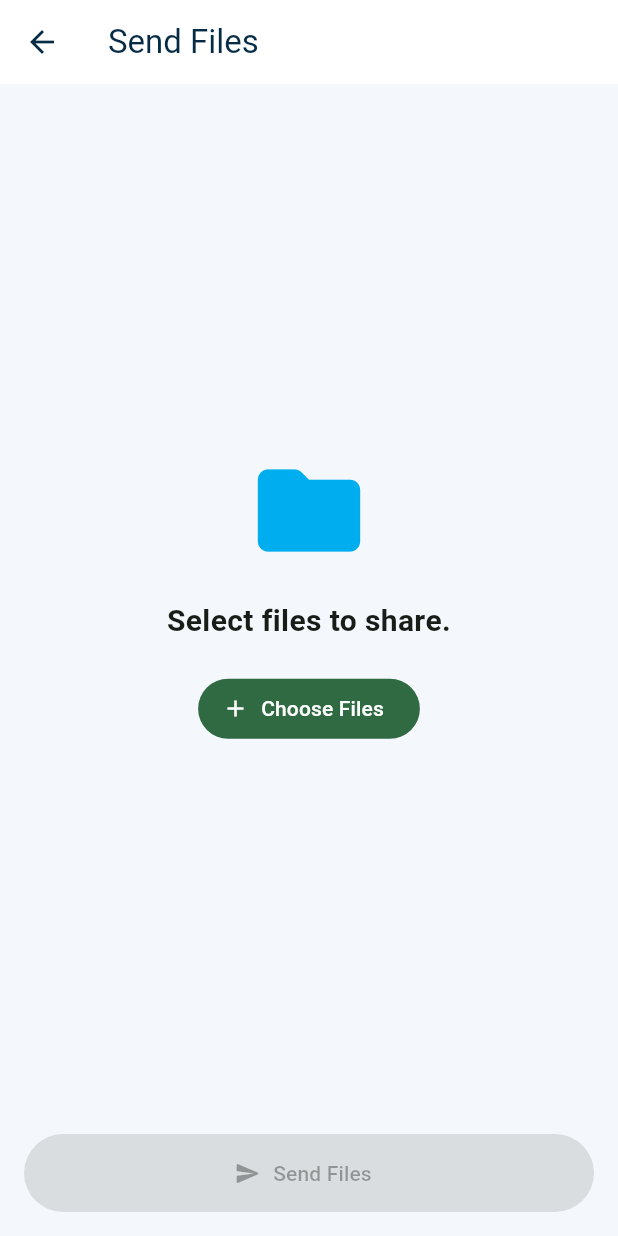
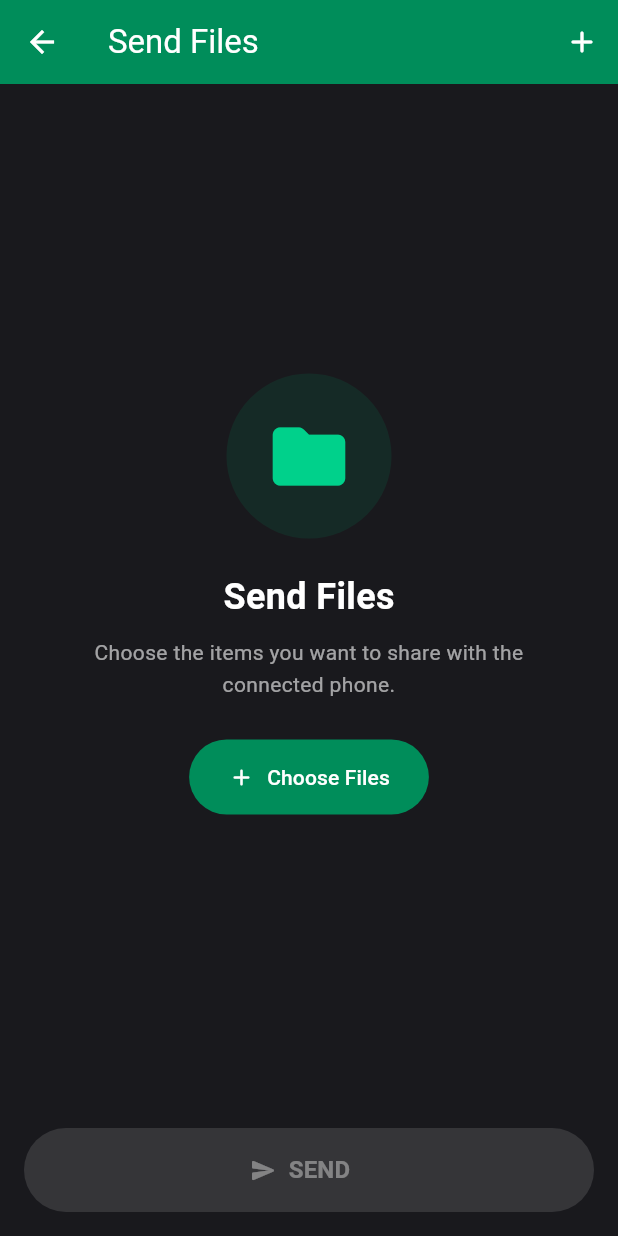
Before and after one commit to powerfannetwork-hub/MAFX-SHARE, a Flutter app: the SendScreen screen opened directly with empty values, after a tap on "Choose Files", on a phone screen of 412 x 824 dp. Run offline on Flutter 3.47's test engine with Material 3 defaults, Android fonts, the phone set to English and light mode, and no system bars; our stand-ins replace file_picker, qr_flutter, shared_preferences; missing offline and left inert: mobile_scanner; accounts and stored records are empty.

Commit message:
Refactor SendScreen for better file management
Refactor SendScreen for improved readability and functionality. Update file handling logic, UI elements, and state management for file selection and sending.

```diff
--- a/lib/screens/send_screen.dart
+++ b/lib/screens/send_screen.dart
@@ -1,3 +1,5 @@
+import 'dart:io';
+
 import 'package:file_picker/file_picker.dart';
 import 'package:flutter/material.dart';
 
@@ -20,185 +22,171 @@ class SendScreen extends StatefulWidget {
 }
 
 class _SendScreenState extends State<SendScreen> {
+  static const Color green = Color(0xFF008D5A);
+  static const Color accent = Color(0xFF00D18B);
+  static const Color background = Color(0xFF19191D);
+  static const Color surface = Color(0xFF29292F);
+
   final TransferService _transferService = TransferService.instance;
 
-  List<PlatformFile> _files = [];
+  final List<PlatformFile> _files = [];
 
-  bool _isPicking = false;
-  bool _isSending = false;
+  bool _picking = false;
+  bool _sending = false;
 
+  int _currentIndex = 0;
   int _sentCount = 0;
   int _failedCount = 0;
 
   String get _category =>
-      widget.category?.trim().toLowerCase() ?? 'files';
+      widget.category?.toLowerCase().trim() ?? 'files';
 
-  String get _screenTitle {
-    if (widget.category == null) {
+  String get _title {
+    switch (_category) {
+      case 'apps':
+        return 'Send Apps';
+      case 'photos':
+        return 'Send Photos';
+      case 'videos':
+        return 'Send Videos';
+      case 'music':
+        return 'Send Music';
+      default:
         return 'Send Files';
     }
-
-    return 'Send ${widget.category}';
   }
 
   IconData get _categoryIcon {
     switch (_category) {
+      case 'apps':
+        return Icons.apps_rounded;
       case 'photos':
         return Icons.photo_library_rounded;
       case 'videos':
         return Icons.video_library_rounded;
       case 'music':
         return Icons.music_note_rounded;
-      case 'apps':
-        return Icons.apps_rounded;
       default:
         return Icons.folder_rounded;
     }
   }
 
-  List<String> get _allowedExtensions {
+  List<String>? get _extensions {
     switch (_category) {
       case 'photos':
         return [
-          'jpg',
-          'jpeg',
-          'png',
-          'gif',
-          'webp',
-          'bmp',
-          'heic',
-          'heif',
-          'tif',
-          'tiff',
+          'jpg', 'jpeg', 'png', 'gif', 'webp',
+          'bmp', 'heic', 'heif',
         ];
-
       case 'videos':
         return [
-          'mp4',
-          'm4v',
-          'mov',
-          'avi',
-          'mkv',
-          'webm',
-          '3gp',
-          'mpeg',
-          'mpg',
+          'mp4', 'm4v', 'mov', 'avi', 'mkv',
+          'webm', '3gp', 'mpeg', 'mpg',
         ];
-
       case 'music':
         return [
-          'mp3',
-          'm4a',
-          'aac',
-          'wav',
-          'ogg',
-          'flac',
-          'wma',
-          'opus',
-          'amr',
+          'mp3', 'm4a', 'aac', 'wav', 'ogg',
+          'flac', 'wma', 'opus', 'amr',
         ];
-
       case 'apps':
-        return [
-          'apk',
-          'xapk',
-          'apks',
-        ];
-
+        return ['apk', 'xapk', 'apks'];
       default:
-        return [];
+        return null;
     }
   }
 
+  int get _totalBytes =>
+      _files.fold(0, (total, file) => total + file.size);
+
+  double get _progress {
+    if (_files.isEmpty) return 0;
+
+    return (_sentCount + _failedCount) / _files.length;
+  }
+
   Future<void> _pickFiles() async {
-    if (_isPicking || _isSending) return;
+    if (_picking || _sending) return;
 
-    setState(() {
-      _isPicking = true;
-    });
+    setState(() => _picking = true);
 
     try {
-      final extensions = _allowedExtensions;
+      final extensions = _extensions;
 
       final result = await FilePicker.platform.pickFiles(
         allowMultiple: true,
-        type: extensions.isEmpty ? FileType.any : FileType.custom,
-        allowedExtensions: extensions.isEmpty ? null : extensions,
+        type: extensions == null ? FileType.any : FileType.custom,
+        allowedExtensions: extensions,
         withData: false,
       );
 
       if (!mounted || result == null) return;
 
-      final existingPaths = _files
+      final knownPaths = _files
           .map((file) => file.path)
           .whereType<String>()
           .toSet();
 
-      final newFiles = result.files.where((file) {
+      final knownNames = _files.map((file) => file.name).toSet();
+
+      final additions = result.files.where((file) {
         final path = file.path;
 
-        if (path == null || path.isEmpty) {
-          return true;
+        if (path != null && path.isNotEmpty) {
+          return !knownPaths.contains(path);
         }
 
-        return !existingPaths.contains(path);
+        return !knownNames.contains(file.name);
       }).toList();
 
       setState(() {
-        _files.addAll(newFiles);
+        _files.addAll(additions);
       });
 
-      if (newFiles.isEmpty && result.files.isNotEmpty) {
-        _showMessage('These files have already been selected.');
+      if (additions.isEmpty) {
+        _showMessage('No new files were added.');
       }
     } catch (error) {
-      if (mounted) {
-        _showMessage('Unable to select files: $error');
-      }
+      _showMessage('Unable to open file picker: $error');
     } finally {
       if (mounted) {
-        setState(() {
-          _isPicking = false;
-        });
+        setState(() => _picking = false);
       }
     }
   }
 
   Future<void> _sendFiles() async {
-    if (_isSending) return;
+    if (_sending || _files.isEmpty) return;
 
-    if (_files.isEmpty) {
-      _showMessage('Choose at least one file first.');
-      return;
-    }
+    final missingPaths = _files.any(
+      (file) => file.path == null || file.path!.isEmpty,
+    );
 
-    final invalidFiles = _files.where((file) {
-      final path = file.path;
-      return path == null || path.isEmpty;
-    }).toList();
-
-    if (invalidFiles.isNotEmpty) {
+    if (missingPaths) {
       _showMessage(
-        'Some files cannot be accessed. Remove them and select them again.',
+        'Some files cannot be accessed. Select them again.',
       );
       return;
     }
 
     setState(() {
-      _isSending = true;
+      _sending = true;
+      _currentIndex = 0;
       _sentCount = 0;
       _failedCount = 0;
     });
 
-    for (final file in List<PlatformFile>.from(_files)) {
+    final selectedFiles = List<PlatformFile>.from(_files);
+
+    for (var index = 0; index < selectedFiles.length; index++) {
       if (!mounted) return;
 
+      final file = selectedFiles[index];
       final path = file.path;
 
+      setState(() => _currentIndex = index);
+
       if (path == null || path.isEmpty) {
-        setState(() {
-          _failedCount++;
-        });
+        setState(() => _failedCount++);
         continue;
       }
 
@@ -212,49 +200,33 @@ class _SendScreenState extends State<SendScreen> {
 
         if (!mounted) return;
 
-        setState(() {
-          _sentCount++;
-        });
+        setState(() => _sentCount++);
       } catch (error) {
         debugPrint('Failed to send ${file.name}: $error');
 
         if (!mounted) return;
 
-        setState(() {
-          _failedCount++;
-        });
+        setState(() => _failedCount++);
       }
     }
 
     if (!mounted) return;
 
-    setState(() {
-      _isSending = false;
-    });
+    setState(() => _sending = false);
 
     if (_failedCount == 0) {
-      _showMessage('All selected files were sent successfully.');
+      _showMessage('All files sent successfully.');
     } else {
       _showMessage(
-        'Transfer finished: $_sentCount sent, $_failedCount failed.',
+        'Finished: $_sentCount sent, $_failedCount failed.',
       );
     }
   }
 
   void _removeFile(int index) {
-    if (_isSending) return;
+    if (_sending) return;
 
-    setState(() {
-      _files.removeAt(index);
-    });
-  }
-
-  void _clearFiles() {
-    if (_isSending) return;
-
-    setState(() {
-      _files.clear();
-    });
+    setState(() => _files.removeAt(index));
   }
 
   void _showMessage(String message) {
@@ -268,10 +240,8 @@ class _SendScreenState extends State<SendScreen> {
     );
   }
 
-  String _formatSize(int bytes) {
-    if (bytes < 1024) {
-      return '$bytes B';
-    }
+  String _formatBytes(int bytes) {
+    if (bytes < 1024) return '$bytes B';
 
     if (bytes < 1024 * 1024) {
       return '${(bytes / 1024).toStringAsFixed(1)} KB';
@@ -284,59 +254,59 @@ class _SendScreenState extends State<SendScreen> {
     return '${(bytes / (1024 * 1024 * 1024)).toStringAsFixed(2)} GB';
   }
 
-  int get _totalSize {
-    return _files.fold<int>(
-      0,
-      (total, file) => total + file.size,
-    );
-  }
-
   Widget _buildEmptyState() {
-    String message;
-
-    switch (_category) {
-      case 'photos':
-        message = 'Select photos to share.';
-        break;
-      case 'videos':
-        message = 'Select videos to share.';
-        break;
-      case 'music':
-        message = 'Select music files to share.';
-        break;
-      case 'apps':
-        message = 'Select APK or supported app package files.';
-        break;
-      default:
-        message = 'Select files to share.';
-    }
-
     return Center(
       child: Padding(
-        padding: const EdgeInsets.all(24),
+        padding: const EdgeInsets.all(28),
         child: Column(
           mainAxisSize: MainAxisSize.min,
           children: [
-            Icon(
+            Container(
+              width: 110,
+              height: 110,
+              decoration: BoxDecoration(
+                color: green.withValues(alpha: 0.15),
+                shape: BoxShape.circle,
+              ),
+              child: Icon(
                 _categoryIcon,
-              size: 82,
-              color: const Color(0xFF00AEEF),
+                size: 58,
+                color: accent,
               ),
-            const SizedBox(height: 18),
+            ),
+            const SizedBox(height: 22),
             Text(
-              message,
-              textAlign: TextAlign.center,
+              _title,
               style: const TextStyle(
-                fontSize: 20,
+                color: Colors.white,
+                fontSize: 24,
                 fontWeight: FontWeight.bold,
               ),
             ),
-            const SizedBox(height: 20),
+            const SizedBox(height: 10),
+            const Text(
+              'Choose the items you want to share '
+              'with the connected phone.',
+              textAlign: TextAlign.center,
+              style: TextStyle(
+                color: Colors.white60,
+                height: 1.5,
+              ),
+            ),
+            const SizedBox(height: 26),
             FilledButton.icon(
-              onPressed: _isPicking || _isSending ? null : _pickFiles,
-              icon: const Icon(Icons.add),
+              onPressed: _picking ? null : _pickFiles,
+              icon: const Icon(Icons.add_rounded),
               label: Text(
-                _isPicking ? 'Opening...' : 'Choose Files',
+                _picking ? 'Opening...' : 'Choose Files',
+              ),
+              style: FilledButton.styleFrom(
+                backgroundColor: green,
+                foregroundColor: Colors.white,
+                padding: const EdgeInsets.symmetric(
+                  horizontal: 26,
+                  vertical: 15,
+                ),
               ),
             ),
           ],
@@ -345,112 +315,247 @@ class _SendScreenState extends State<SendScreen> {
     );
   }
 
-  Widget _buildFileList() {
-    return ListView(
+  Widget _buildSelectedFiles() {
+    return Column(
+      children: [
+        Container(
+          color: surface,
           padding: const EdgeInsets.all(16),
+          child: Row(
+            children: [
+              const Icon(
+                Icons.check_circle_rounded,
+                color: accent,
+                size: 30,
+              ),
+              const SizedBox(width: 12),
+              Expanded(
+                child: Column(
+                  crossAxisAlignment: CrossAxisAlignment.start,
                   children: [
                     Text(
-          '${_files.length} file(s) selected',
+                      '${_files.length} selected',
                       style: const TextStyle(
-            fontSize: 20,
+                        color: Colors.white,
+                        fontSize: 17,
                         fontWeight: FontWeight.bold,
                       ),
                     ),
-        const SizedBox(height: 6),
-        Text('Total size: ${_formatSize(_totalSize)}'),
-        const SizedBox(height: 14),
-        ...List.generate(_files.length, (index) {
+                    const SizedBox(height: 4),
+                    Text(
+                      'Total size: ${_formatBytes(_totalBytes)}',
+                      style: const TextStyle(
+                        color: Colors.white60,
+                      ),
+                    ),
+                  ],
+                ),
+              ),
+              IconButton(
+                onPressed: _sending
+                    ? null
+                    : () => setState(() => _files.clear()),
+                icon: const Icon(
+                  Icons.delete_outline_rounded,
+                  color: Colors.white70,
+                ),
+                tooltip: 'Clear selection',
+              ),
+            ],
+          ),
+        ),
+        Expanded(
+          child: ListView.separated(
+            padding: const EdgeInsets.all(14),
+            itemCount: _files.length,
+            separatorBuilder: (_, __) =>
+                const SizedBox(height: 8),
+            itemBuilder: (context, index) {
               final file = _files[index];
 
-          return Card(
-            margin: const EdgeInsets.only(bottom: 10),
+              return Container(
+                decoration: BoxDecoration(
+                  color: surface,
+                  borderRadius: BorderRadius.circular(14),
+                ),
                 child: ListTile(
-              leading: Icon(_categoryIcon),
+                  leading: Container(
+                    width: 46,
+                    height: 46,
+                    decoration: BoxDecoration(
+                      color: green.withValues(alpha: 0.18),
+                      borderRadius: BorderRadius.circular(12),
+                    ),
+                    child: Icon(
+                      _categoryIcon,
+                      color: accent,
+                    ),
+                  ),
                   title: Text(
                     file.name,
                     maxLines: 2,
                     overflow: TextOverflow.ellipsis,
+                    style: const TextStyle(
+                      color: Colors.white,
+                      fontWeight: FontWeight.w500,
                     ),
-              subtitle: Text(_formatSize(file.size)),
+                  ),
+                  subtitle: Text(
+                    _formatBytes(file.size),
+                    style: const TextStyle(
+                      color: Colors.white60,
+                    ),
+                  ),
                   trailing: IconButton(
-                onPressed: _isSending ? null : () => _removeFile(index),
+                    tooltip: 'Remove file',
+                    onPressed: _sending
+                        ? null
+                        : () => _removeFile(index),
                     icon: const Icon(
-                  Icons.close,
-                  color: Colors.red,
+                      Icons.close_rounded,
+                      color: Colors.white70,
                     ),
-                tooltip: 'Remove file',
                   ),
                 ),
               );
-        }),
-        const SizedBox(height: 8),
-        OutlinedButton.icon(
-          onPressed: _isPicking || _isSending ? null : _pickFiles,
-          icon: const Icon(Icons.add),
+            },
+          ),
+        ),
+        Padding(
+          padding: const EdgeInsets.symmetric(horizontal: 16),
+          child: OutlinedButton.icon(
+            onPressed: _picking || _sending ? null : _pickFiles,
+            icon: const Icon(Icons.add_rounded),
             label: const Text('Add More Files'),
+            style: OutlinedButton.styleFrom(
+              foregroundColor: accent,
+              side: const BorderSide(color: accent),
+              minimumSize: const Size(double.infinity, 48),
             ),
-        const SizedBox(height: 8),
-        OutlinedButton.icon(
-          onPressed: _files.isEmpty || _isSending ? null : _clearFiles,
-          icon: const Icon(Icons.delete_outline),
-          label: const Text('Clear Selection'),
           ),
-        if (_isSending || _sentCount > 0 || _failedCount > 0) ...[
-          const SizedBox(height: 18),
-          Text(
-            'Sent: $_sentCount    Failed: $_failedCount',
-            textAlign: TextAlign.center,
-            style: const TextStyle(
+        ),
+        const SizedBox(height: 12),
+      ],
+    );
+  }
+
+  Widget _buildProgress() {
+    if (!_sending && _sentCount == 0 && _failedCount == 0) {
+      return const SizedBox.shrink();
+    }
+
+    return Container(
+      padding: const EdgeInsets.all(16),
+      color: surface,
+      child: Column(
+        crossAxisAlignment: CrossAxisAlignment.start,
+        children: [
+          Row(
+            children: [
+              const Expanded(
+                child: Text(
+                  'Transfer progress',
+                  style: TextStyle(
+                    color: Colors.white,
                     fontWeight: FontWeight.bold,
                   ),
                 ),
-          if (_isSending) ...[
-            const SizedBox(height: 12),
-            const LinearProgressIndicator(),
-            const SizedBox(height: 8),
-            const Text(
-              'Sending files. Please keep the app open.',
-              textAlign: TextAlign.center,
+              ),
+              Text(
+                '${(_progress * 100).round()}%',
+                style: const TextStyle(
+                  color: accent,
+                  fontWeight: FontWeight.bold,
+                ),
               ),
             ],
+          ),
+          const SizedBox(height: 10),
+          LinearProgressIndicator(
+            value: _sending ? _progress : 1,
+            backgroundColor: Colors.white12,
+            color: accent,
+          ),
+          const SizedBox(height: 10),
+          Text(
+            'Sent: $_sentCount   Failed: $_failedCount',
+            style: const TextStyle(color: Colors.white70),
+          ),
+          if (_sending && _currentIndex < _files.length)
+            Padding(
+              padding: const EdgeInsets.only(top: 6),
+              child: Text(
+                'Sending: ${_files[_currentIndex].name}',
+                maxLines: 1,
+                overflow: TextOverflow.ellipsis,
+                style: const TextStyle(color: Colors.white60),
+              ),
+            ),
         ],
-      ],
+      ),
     );
   }
 
   @override
   Widget build(BuildContext context) {
     return Scaffold(
+      backgroundColor: background,
       appBar: AppBar(
-        title: Text(_screenTitle),
+        backgroundColor: green,
+        foregroundColor: Colors.white,
+        title: Text(_title),
+        actions: [
+          IconButton(
+            tooltip: 'Choose files',
+            onPressed: _picking || _sending ? null : _pickFiles,
+            icon: const Icon(Icons.add_rounded),
           ),
-      body: Column(
+        ],
+      ),
+      body: SafeArea(
+        child: Column(
           children: [
             Expanded(
-            child: _files.isEmpty ? _buildEmptyState() : _buildFileList(),
+              child: _files.isEmpty
+                  ? _buildEmptyState()
+                  : _buildSelectedFiles(),
             ),
-          SafeArea(
-            top: false,
-            child: Padding(
+            _buildProgress(),
+            Padding(
               padding: const EdgeInsets.all(16),
               child: SizedBox(
                 width: double.infinity,
-                height: 52,
+                height: 56,
                 child: FilledButton.icon(
-                  onPressed: _files.isEmpty || _isSending || _isPicking
+                  onPressed: _files.isEmpty || _sending || _picking
                       ? null
                       : _sendFiles,
-                  icon: _isSending
+                  icon: _sending
                       ? const SizedBox(
                           width: 20,
                           height: 20,
                           child: CircularProgressIndicator(
                             strokeWidth: 2,
+                            color: Colors.white,
                           ),
                         )
                       : const Icon(Icons.send_rounded),
                   label: Text(
-                    _isSending ? 'Sending...' : 'Send Files',
+                    _sending
+                        ? 'Sending files...'
+                        : 'SEND ${_files.isEmpty ? '' : '(${_files.length})'}',
+                    style: const TextStyle(
+                      fontSize: 16,
+                      fontWeight: FontWeight.bold,
+                    ),
+                  ),
+                  style: FilledButton.styleFrom(
+                    backgroundColor: green,
+                    foregroundColor: Colors.white,
+                    disabledBackgroundColor: Colors.white12,
+                    disabledForegroundColor: Colors.white38,
+                    shape: RoundedRectangleBorder(
+                      borderRadius: BorderRadius.circular(30),
                     ),
                   ),
                 ),
@@ -458,6 +563,7 @@ class _SendScreenState extends State<SendScreen> {
             ),
           ],
         ),
+      ),
     );
   }
 }
```
Lines whose indentation alone changed are shown as unchanged.
